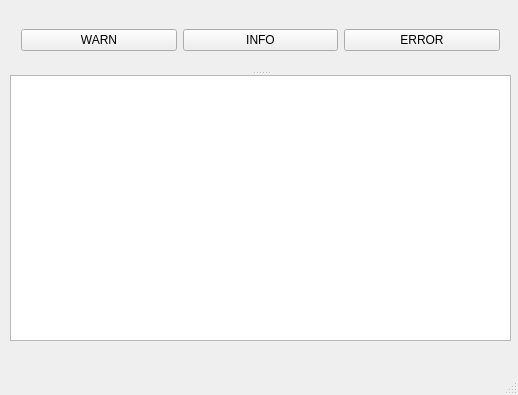
Qt form mainwindow.ui (tdanckaert/QtLogging) before a commit.
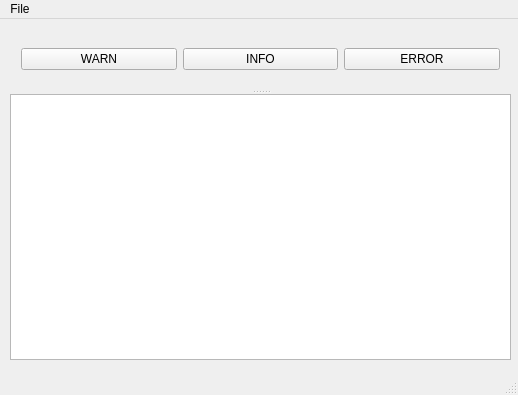
The same form after that commit.

Commit message: Add File->Quit menu item Color console output depending on log message severity.

What changed in the file:
```diff
--- a/mainwindow.ui
+++ b/mainwindow.ui
@@ -73,6 +73,13 @@
      <height>25</height>
     </rect>
    </property>
+   <widget class="QMenu" name="menuFile">
+    <property name="title">
+     <string>File</string>
+    </property>
+    <addaction name="actionQuit"/>
+   </widget>
+   <addaction name="menuFile"/>
   </widget>
   <widget class="QStatusBar" name="statusBar"/>
  </widget>
```
Left out of the diff: 5 changed lines with no effect on the pictures. The commit also changes 3 other files.
